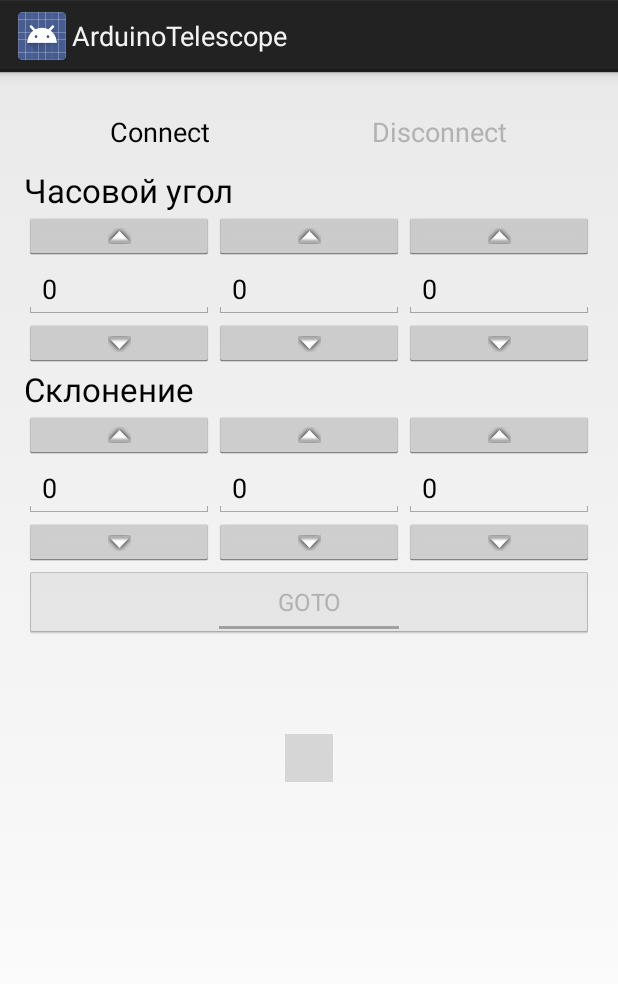
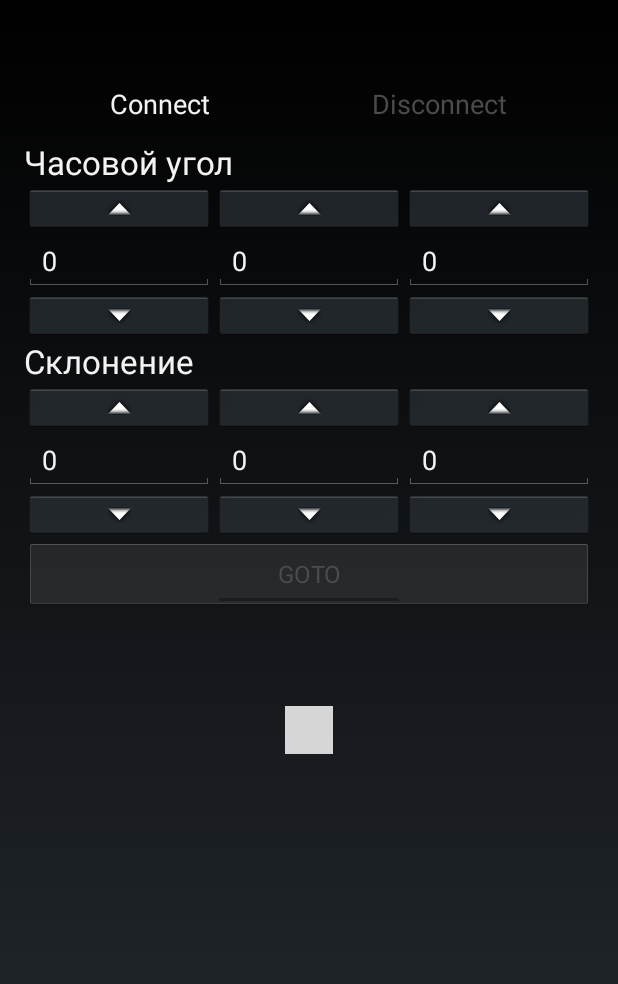
Before and after one commit to ShashokKV/BluetoothArduinoTelescope, an Android app: the screen it shows after launch (MainActivity), on a phone screen of 412 x 824 dp. Shown: the top 984 px of the screen. Run offline under Robolectric (Android 15) with nearby library versions, the phone set to English and light mode, and no system bars; libraries missing offline, so code that uses them is left out: io.github.controlwear.virtual; plain views replace JoystickView; 3 statements that could not run were skipped; grey boxes are pictures that could not be loaded.

Commit message:
updated styles

```diff
--- a/app/src/main/res/layout/activity_bluetooth.xml
+++ b/app/src/main/res/layout/activity_bluetooth.xml
@@ -12,6 +12,13 @@
     android:weightSum="1"
     tools:context=".MainActivity">
 
+    <TextView
+        android:id="@+id/statusView"
+        android:layout_width="match_parent"
+        android:layout_height="wrap_content"
+        android:textAppearance="?android:attr/textAppearanceLarge"
+        android:text="" />
+
     <LinearLayout
         style="?android:attr/buttonBarButtonStyle"
         android:layout_width="match_parent"
@@ -25,7 +32,7 @@
             android:layout_height="wrap_content"
             android:layout_weight="0.5"
             android:onClick="connectButtonPressed"
-            android:text="@string/connect" />
+            android:text="@string/connect"/>
 
         <Button
             android:id="@+id/disconnectButton"
@@ -64,10 +71,11 @@
                     android:id="@+id/buttonHourUp"
                     android:layout_width="0dp"
                     android:layout_height="wrap_content"
+
                     android:layout_weight="1"
                     android:contentDescription="@string/up"
-                    android:tag="H#H#UP"
-                    android:src="@android:drawable/arrow_up_float" />
+                    android:src="@android:drawable/arrow_up_float"
+                    android:tag="H#H#UP" />
 
                 <ImageButton
                     android:id="@+id/buttonMinuteUp"
@@ -309,9 +317,9 @@
             android:layout_height="match_parent"
             android:layout_gravity="center"
             android:layout_marginTop="64dp"
-            custom:JV_backgroundColor="#575153"
+            custom:JV_backgroundColor="#12205A"
             custom:JV_borderWidth="0dp"
-            custom:JV_buttonColor="#DC081E58" />
+            custom:JV_buttonColor="#DCCFC4C4" />
     </LinearLayout>
 
 </LinearLayout>
--- a/app/src/main/res/values/styles.xml
+++ b/app/src/main/res/values/styles.xml
@@ -1,9 +1,6 @@
 <resources>
 
     <!-- Base application theme. -->
-    <style name="AppTheme" parent="android:Theme.Holo.Light.DarkActionBar">
-        <!-- Customize your theme here. -->
-        <item name="android:colorPrimary">#0C1953</item>
-    </style>
+    <style name="AppTheme" parent="android:Theme.Holo.NoActionBar.Fullscreen"/>
 
 </resources>
```
Also changed, not shown: app/src/main/java/chess/android/arduino/telescope/MainActivity.java (+16 -6 lines), app/src/main/java/chess/android/arduino/telescope/threads/GotoThread.java (+24 -7 lines), app/src/main/res/drawable-hdpi/ic_launcher.png, app/src/main/res/drawable-mdpi/ic_launcher.png, app/src/main/res/drawable-xhdpi/ic_launcher.png, app/src/main/res/drawable-xxhdpi/ic_launcher.png, app/src/main/res/drawable-xxxhdpi/ic_launcher.png (added).
